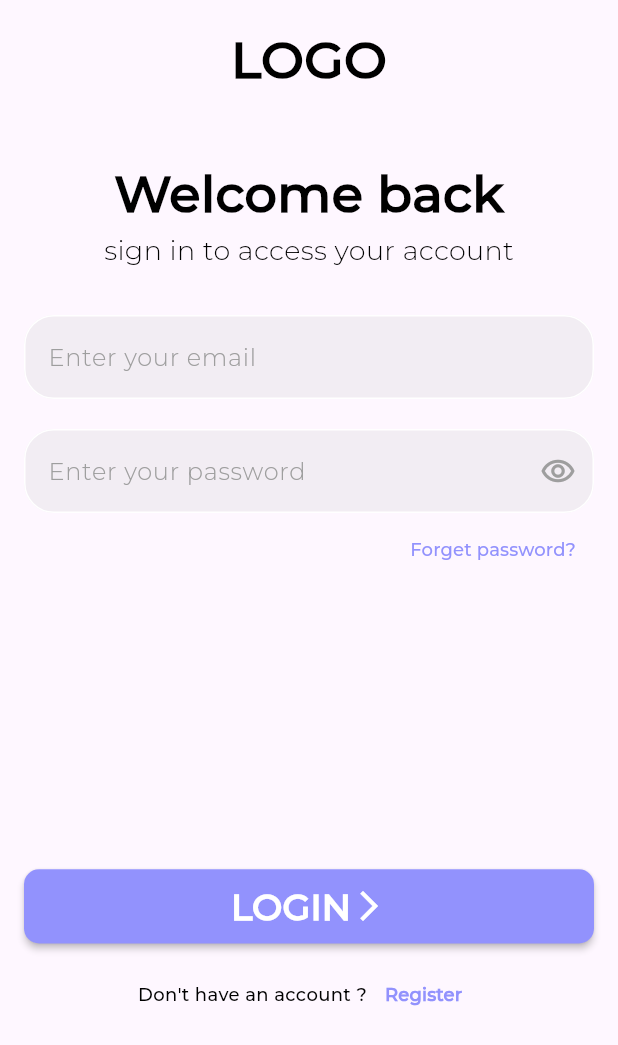
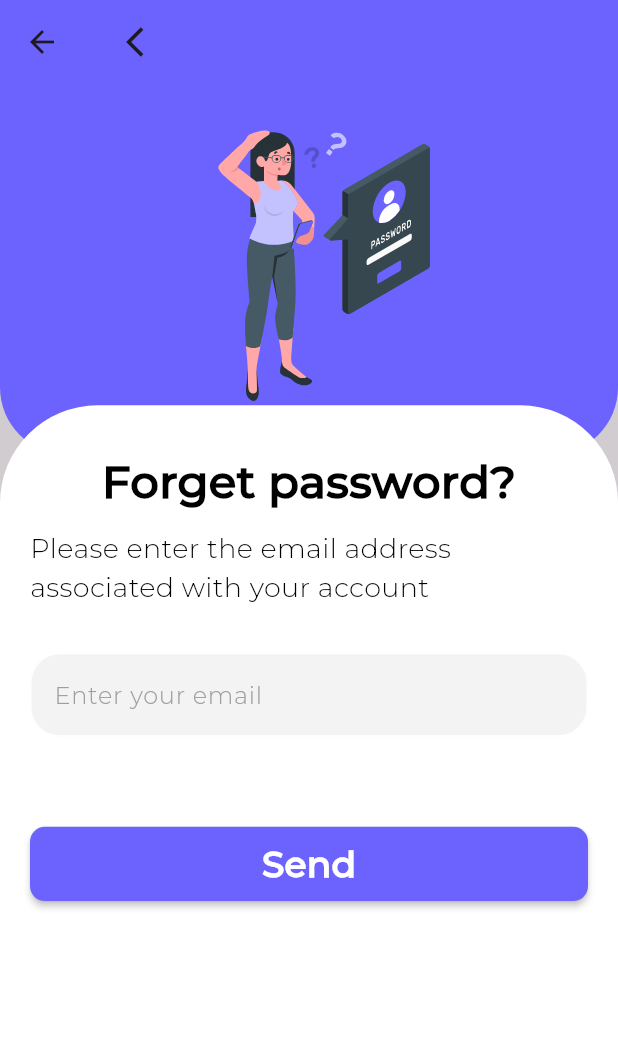
Before and after one commit to abdelstarMo66/art_space_artist, a Flutter app: the screen it shows after launch, after a tap on the "arrow forward ios" icon, after a tap on "Skip", after a tap on "Forget password?", on a phone screen of 412 x 824 dp. Shown: the top 1045 px of the screen. Run offline on Flutter 3.47's test engine with Material 3 defaults, Android fonts, the light colour scheme and no system bars; our stand-ins replace bloc, connectivity_plus, dio, flutter_bloc, flutter_local_notifications, flutter_svg and 3 more; project files that could hold a hidden picture were left out.

Commit message:
- Forget Password Ui done

```diff
--- a/lib/core/components/default_button.dart
+++ b/lib/core/components/default_button.dart
@@ -12,7 +12,7 @@ class DefaultButton extends StatelessWidget {
   Widget build(BuildContext context) {
     return  MaterialButton(
       onPressed: () {},
-      color: ColorManager.secondaryColor,
+      color: ColorManager.primaryColor,
       height: MediaQuery.of(context).size.height * 0.06,
       shape: RoundedRectangleBorder(
         borderRadius: BorderRadiusDirectional.circular(10),
@@ -25,8 +25,6 @@ class DefaultButton extends StatelessWidget {
             style: TextStyles.textStyle24
                 .copyWith(color: ColorManager.originalWhite),
           ),
-          const Icon(Icons.arrow_forward_ios,
-              color: ColorManager.originalWhite),
         ],
       ),
     );
--- a/lib/core/constants/assets_manager.dart
+++ b/lib/core/constants/assets_manager.dart
@@ -11,4 +11,5 @@ class AssetsManager {
   static const String imgOnBoardingScreen2 =  "${_baseImg}Online gallery-pana.svg";
   static const String imgOnBoardingScreen3 = "${_baseImg}Artist-pana.svg";
   static const String registerAvatar = "${_baseImg}register_avatar.svg";
+  static const String imgForgetPassword = "${_baseImg}img_forget_password.svg";
 }
--- a/lib/core/constants/color_manager.dart
+++ b/lib/core/constants/color_manager.dart
@@ -5,6 +5,7 @@ class ColorManager {
   static const Color originalWhite = Color(0xFFFFFFFF);
   static const Color originalBlack = Color(0xFF000000);
   static const Color primaryColor = Color(0xFF6C63FF);
-  static const Color secondaryColor = Color(0xFF9292FD);
+  static const Color secondaryColor = Color(0xFF050505);
+  static const Color thirdColor = Color(0xFFD0CCD0);
   static const Color textFormBGColor = Color(0x33C4C4C4);
 }
--- a/lib/core/constants/text_style.dart
+++ b/lib/core/constants/text_style.dart
@@ -40,7 +40,7 @@ abstract class TextStyles {
       fontFamily: 'Montserrat',
    );
    static const textStyle12 = TextStyle(
-       color: ColorManager.secondaryColor,
+       color: ColorManager.primaryColor,
        fontSize: 12,
        fontWeight: FontWeight.normal,
       fontFamily: 'Montserrat',
--- a/lib/core/router/app_router.dart
+++ b/lib/core/router/app_router.dart
@@ -1,4 +1,5 @@
 import 'package:art_space_artist/core/router/animation_transition.dart';
+import 'package:art_space_artist/features/auth/presentation/views/forget_password.dart';
 import 'package:art_space_artist/features/auth/presentation/views/login_screen.dart';
 import 'package:art_space_artist/features/auth/presentation/views/register_screen.dart';
 import 'package:art_space_artist/features/onboarding/presentation/views/onboarding_screen.dart';
@@ -9,15 +10,18 @@ class AppRouter {
   static Route<dynamic> onGenerateRoutes(RouteSettings settings) {
     switch (settings.name) {
       case AppRouterNames.onBoarding:
-        return SlideRight(page:  OnBoardingScreen());
+        return SlideRight(page: OnBoardingScreen());
       case AppRouterNames.login:
-        return SlideRight(page:  LoginScreen());
+        return SlideRight(page: LoginScreen());
       case AppRouterNames.register:
-        return SlideRight(page:  const RegisterScreen());
+        return SlideRight(page: const RegisterScreen());
+      case AppRouterNames.forgetPassword:
+        return SlideRight(page: const ForgetPassword());
       default:
         return unDefinedRoute();
     }
   }
+
   static Route<dynamic> unDefinedRoute() {
     return MaterialPageRoute(
       builder: (_) => Scaffold(
--- a/lib/core/router/app_router_names.dart
+++ b/lib/core/router/app_router_names.dart
@@ -3,6 +3,7 @@ class AppRouterNames {
   static const login = '/login';
   static const register = '/register';
   static const forgetPassword ='/forgetPassword';
-  static const createNewPassword ='/forgetPassword';
+  static const verifyEmail ='/verifyEmail';
+  static const createNewPassword ='/createNewPassword';
   static const home ='/home';
 }
--- /dev/null
+++ b/lib/features/auth/presentation/views/forget_password.dart
@@ -0,0 +1,51 @@
+import 'package:art_space_artist/core/components/default_button.dart';
+import 'package:art_space_artist/core/components/default_text_field.dart';
+import 'package:art_space_artist/core/constants/assets_manager.dart';
+import 'package:art_space_artist/core/constants/color_manager.dart';
+import 'package:art_space_artist/core/constants/text_style.dart';
+import 'package:art_space_artist/features/auth/presentation/views/widgets/custom_stack_widget.dart';
+import 'package:flutter/material.dart';
+import 'package:flutter_svg/svg.dart';
+
+import '../../../../generated/l10n.dart';
+
+class ForgetPassword extends StatelessWidget {
+  const ForgetPassword({Key? key}) : super(key: key);
+
+  @override
+  Widget build(BuildContext context) {
+    var emailController = TextEditingController();
+    return Scaffold(
+      appBar: AppBar(
+        backgroundColor: ColorManager.primaryColor,
+        title: IconButton(icon: const Icon(Icons.arrow_back_ios), onPressed: () { Navigator.pop(context); },),
+      ),
+      backgroundColor: ColorManager.thirdColor,
+      body: CustomStackWidget(
+        image: AssetsManager.imgForgetPassword,
+        widget: Column(
+        children: [
+          Text(S.of(context).forgetPassword,
+            style: TextStyles.textStyle30.copyWith(fontWeight: FontWeight.bold),),
+          const SizedBox(
+            height: 10,
+          ),
+           Text(S.of(context).forgetPasswordText, style: TextStyles.textStyle18,),
+          const SizedBox(
+            height: 30.0,
+          ),
+          DefaultTextField(
+              controller: emailController,
+              hintText: S.of(context).email,
+              validator: (value) {},
+              keyboardType: TextInputType.emailAddress,
+              obscureText: false,
+              maxLines: 1),
+          const SizedBox(height: 60.0),
+          DefaultButton(text: 'Send',
+              onPressed: () {}),
+        ],
+      ),),
+    );
+  }
+}
--- a/lib/features/auth/presentation/views/login_screen.dart
+++ b/lib/features/auth/presentation/views/login_screen.dart
@@ -70,7 +70,9 @@ class LoginScreen extends StatelessWidget {
                         S.of(context).forgetPassword,
                         style: TextStyles.textStyle12,
                       ),
-                      onPressed: () {},
+                      onPressed: () {
+                        Navigator.pushNamed(context, AppRouterNames.forgetPassword);
+                      },
                     ),
                   ),
                   SizedBox(
--- a/lib/features/auth/presentation/views/widgets/custom_circle_avater.dart
+++ b/lib/features/auth/presentation/views/widgets/custom_circle_avater.dart
@@ -5,7 +5,7 @@ import 'package:flutter_svg/flutter_svg.dart';
 import '../../../../../core/constants/assets_manager.dart';
 
 class CustomRegisterCircleAvatar extends StatelessWidget {
-  const CustomRegisterCircleAvatar({Key? key}) : super(key: key);
+  const CustomRegisterCircleAvatar({super.key});
 
   @override
   Widget build(BuildContext context) {
--- /dev/null
+++ b/lib/features/auth/presentation/views/widgets/custom_stack_widget.dart
@@ -0,0 +1,44 @@
+import 'package:flutter/material.dart';
+import 'package:flutter_svg/svg.dart';
+import '../../../../../core/constants/color_manager.dart';
+
+class CustomStackWidget extends StatelessWidget {
+  final String image;
+  final Widget widget;
+   const CustomStackWidget({super.key, required this.image, required this.widget});
+
+  @override
+  Widget build(BuildContext context) {
+    return Stack(
+      children: [
+        Container(
+          alignment: AlignmentDirectional.topCenter,
+          height: MediaQuery.of(context).size.height * 0.3,
+          width: double.infinity,
+          decoration: const BoxDecoration(
+            color: ColorManager.primaryColor,
+            borderRadius: BorderRadius.only(
+                bottomLeft: Radius.circular(45),
+                bottomRight: Radius.circular(45)),
+          ),
+          child: SvgPicture.asset(image),
+        ),
+        Column(
+          children: [
+            SizedBox(height: MediaQuery.of(context).size.height * 0.26,),
+            Expanded(
+              child: Container(
+                decoration: const BoxDecoration(
+                    color: ColorManager.originalWhite,
+                    borderRadius: BorderRadiusDirectional.only(topEnd: Radius.circular(65),topStart: Radius.circular(65) )
+                ),
+                padding: const EdgeInsetsDirectional.only(top: 30.0, end: 20.0, start: 20.0),
+                child: widget,
+              ),
+            ),
+          ],
+        ),
+      ],
+    );
+  }
+}
--- a/lib/features/onboarding/presentation/views/onboarding_screen.dart
+++ b/lib/features/onboarding/presentation/views/onboarding_screen.dart
@@ -82,7 +82,7 @@ class OnBoardingScreen extends StatelessWidget {
                     dotWidth: 10.0,
                     spacing: 6.0,
                     expansionFactor: 5,
-                    activeDotColor: ColorManager.originalBlack,
+                    activeDotColor: ColorManager.secondaryColor,
                   ),
                 ),
                 const Spacer(),
--- a/lib/l10n/intl_ar.arb
+++ b/lib/l10n/intl_ar.arb
@@ -18,5 +18,9 @@
   "noInternet": "لا يتوفر اتصال بالانترنت.",
   "name" : "ادخل اسمك",
   "confirmPassword" : "تاكيد كلمة المرور",
-  "phone" : "ادخل رقم الهاتف"
+  "phone" : "ادخل رقم الهاتف",
+  "forgetPasswordText": "ادخل الايميل الخاص بحسابك",
+  "send" : "ارسال",
+  "verify" : "تأكيد",
+  "save": "حفظ"
 }
--- a/lib/l10n/intl_en.arb
+++ b/lib/l10n/intl_en.arb
@@ -18,5 +18,9 @@
   "noInternet": "No internet connection found.\nPlease check your internet setting",
   "name" : "Enter your name",
   "confirmPassword" : "Confirm password",
-  "phone" : "Enter your phone number"
+  "phone" : "Enter your phone number",
+  "forgetPasswordText": "Please enter the email address associated with your account",
+  "send" : "Send",
+  "verify" : "Verify",
+  "save" : "Save"
 }
```
Also changed, not shown: lib/generated/intl/messages_ar.dart, lib/generated/intl/messages_en.dart, lib/generated/l10n.dart.
